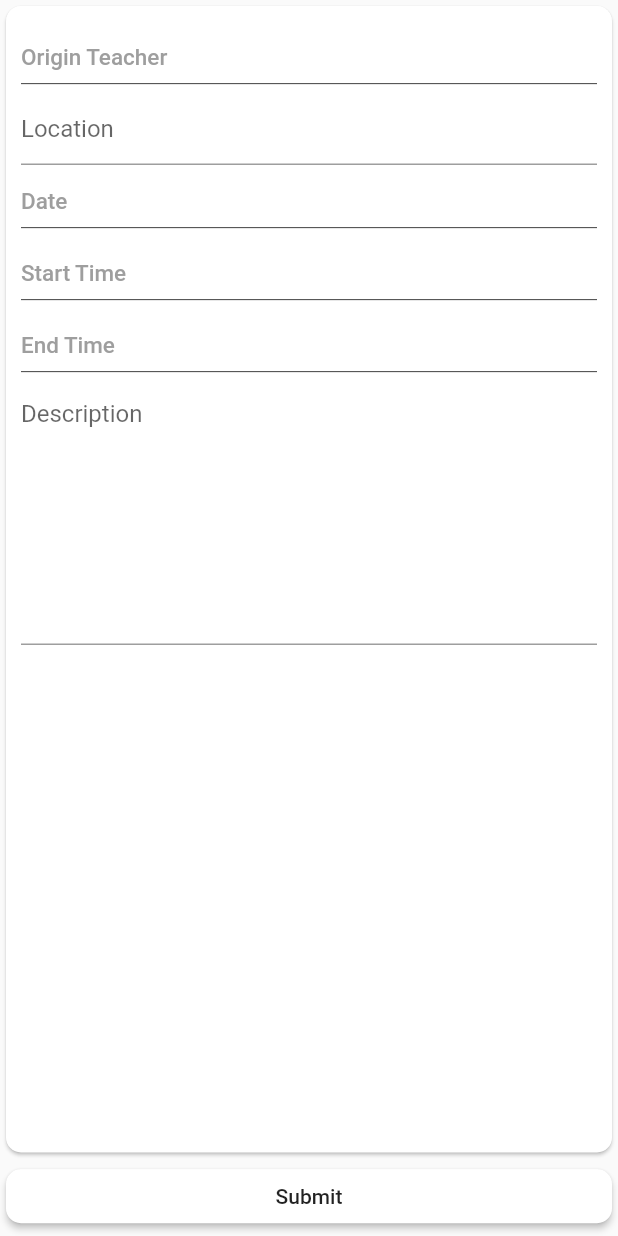
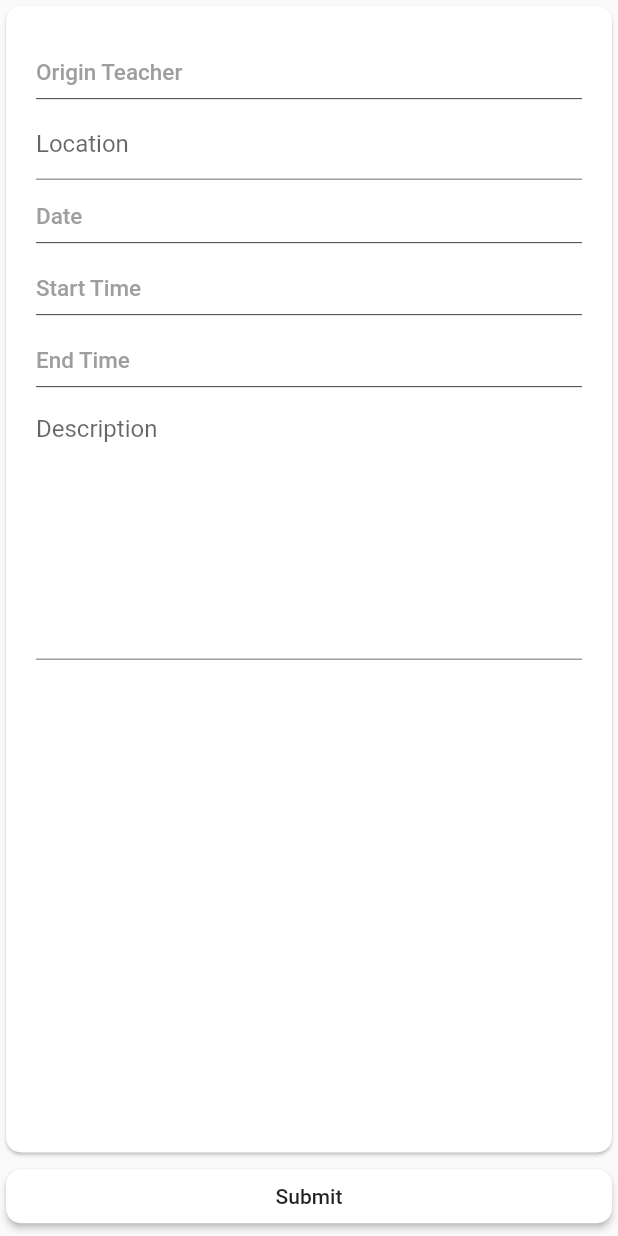
Before and after one commit to CHSCodeForChange/PassMaster-App, a Flutter app: the LocationPassForm widget shown alone on an empty page, opened directly with empty values, on a phone screen of 412 x 824 dp. Run offline on Flutter 3.47's test engine with Material 2 defaults, Android fonts, the phone set to English and light mode, and no system bars; our stand-ins replace auto_size_text, qr_flutter, shared_preferences; missing offline and left inert: barcode_scan; accounts and stored records are empty.

Commit message:
added some add form padding

```diff
--- a/lib/pages/main/add/location.dart
+++ b/lib/pages/main/add/location.dart
@@ -70,7 +70,7 @@ class LocationPassFormState extends State<LocationPassForm> {
             shape: RoundedRectangleBorder(borderRadius: BorderRadius.all(Radius.circular(10.0))),
             child: new Container(
               width: double.infinity,
-              padding: EdgeInsets.all(10.0),
+              padding: EdgeInsets.all(20.0),
               child: new Container(
                 alignment: Alignment.topLeft,
                 child: ListView.builder(
--- a/lib/pages/main/add/teacher.dart
+++ b/lib/pages/main/add/teacher.dart
@@ -71,7 +71,7 @@ class TeacherPassFormState extends State<TeacherPassForm> {
             shape: RoundedRectangleBorder(borderRadius: BorderRadius.all(Radius.circular(10.0))),
             child: new Container(
               width: double.infinity,
-              padding: EdgeInsets.all(10.0),
+              padding: EdgeInsets.all(20.0),
               child: new Container(
                 alignment: Alignment.topLeft,
                 child: ListView.builder(
```
